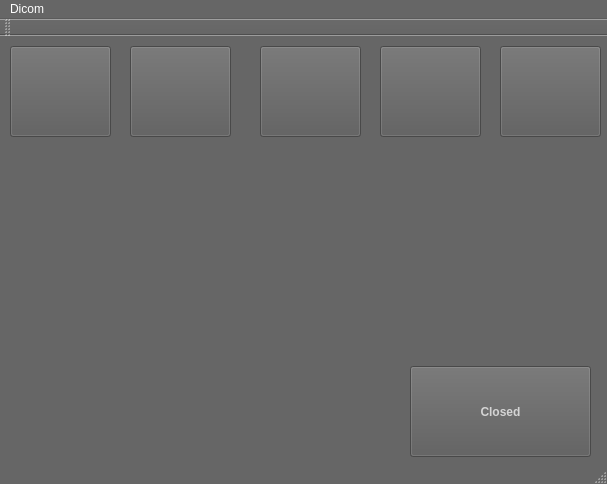
This is qt_icon_code/mainwindow.ui in lion037osx/qtIcons as Qt 5 draws it before an edit. The edited form follows.
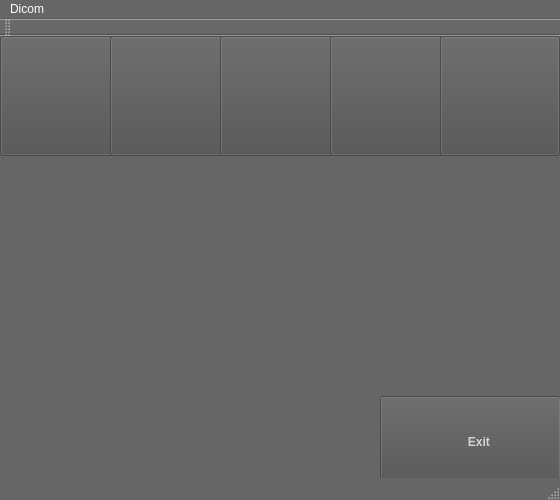
This is the edited form. Icons and pictures are not drawn.

```diff
--- a/qt_icon_code/mainwindow.ui
+++ b/qt_icon_code/mainwindow.ui
@@ -6,8 +6,8 @@
    <rect>
     <x>0</x>
     <y>0</y>
-    <width>607</width>
-    <height>484</height>
+    <width>560</width>
+    <height>500</height>
    </rect>
   </property>
   <property name="palette">
@@ -25,9 +25,9 @@
      <colorrole role="Button">
       <brush brushstyle="SolidPattern">
        <color alpha="255">
-        <red>90</red>
-        <green>90</green>
-        <blue>90</blue>
+        <red>80</red>
+        <green>80</green>
+        <blue>80</blue>
        </color>
       </brush>
      </colorrole>
@@ -162,9 +162,9 @@
      <colorrole role="Button">
       <brush brushstyle="SolidPattern">
        <color alpha="255">
-        <red>90</red>
-        <green>90</green>
-        <blue>90</blue>
+        <red>80</red>
+        <green>80</green>
+        <blue>80</blue>
        </color>
       </brush>
      </colorrole>
@@ -299,9 +299,9 @@
      <colorrole role="Button">
       <brush brushstyle="SolidPattern">
        <color alpha="255">
-        <red>90</red>
-        <green>90</green>
-        <blue>90</blue>
+        <red>80</red>
+        <green>80</green>
+        <blue>80</blue>
        </color>
       </brush>
      </colorrole>
@@ -438,8 +438,8 @@
    <widget class="QPushButton" name="pushButton">
     <property name="geometry">
      <rect>
-      <x>410</x>
-      <y>330</y>
+      <x>380</x>
+      <y>360</y>
       <width>181</width>
       <height>91</height>
      </rect>
@@ -488,16 +488,16 @@
      </font>
     </property>
     <property name="text">
-     <string>Closed</string>
+     <string>     Exit</string>
     </property>
    </widget>
    <widget class="QPushButton" name="pushButton_2">
     <property name="geometry">
      <rect>
-      <x>10</x>
-      <y>10</y>
-      <width>101</width>
-      <height>91</height>
+      <x>0</x>
+      <y>0</y>
+      <width>120</width>
+      <height>120</height>
      </rect>
     </property>
     <property name="text">
@@ -513,10 +513,10 @@
    <widget class="QPushButton" name="pushButton_3">
     <property name="geometry">
      <rect>
-      <x>130</x>
-      <y>10</y>
-      <width>101</width>
-      <height>91</height>
+      <x>110</x>
+      <y>0</y>
+      <width>120</width>
+      <height>120</height>
      </rect>
     </property>
     <property name="text">
@@ -532,10 +532,10 @@
    <widget class="QPushButton" name="pushButton_4">
     <property name="geometry">
      <rect>
-      <x>260</x>
-      <y>10</y>
-      <width>101</width>
-      <height>91</height>
+      <x>220</x>
+      <y>0</y>
+      <width>120</width>
+      <height>120</height>
      </rect>
     </property>
     <property name="text">
@@ -551,10 +551,10 @@
    <widget class="QPushButton" name="pushButton_5">
     <property name="geometry">
      <rect>
-      <x>380</x>
-      <y>10</y>
-      <width>101</width>
-      <height>91</height>
+      <x>330</x>
+      <y>0</y>
+      <width>120</width>
+      <height>120</height>
      </rect>
     </property>
     <property name="text">
@@ -570,10 +570,10 @@
    <widget class="QPushButton" name="pushButton_6">
     <property name="geometry">
      <rect>
-      <x>500</x>
-      <y>10</y>
-      <width>101</width>
-      <height>91</height>
+      <x>440</x>
+      <y>0</y>
+      <width>120</width>
+      <height>120</height>
      </rect>
     </property>
     <property name="text">
@@ -592,7 +592,7 @@
     <rect>
      <x>0</x>
      <y>0</y>
-     <width>607</width>
+     <width>560</width>
      <height>22</height>
     </rect>
    </property>
```
Left out of the diff: 2 changed lines with no effect on the pictures.
